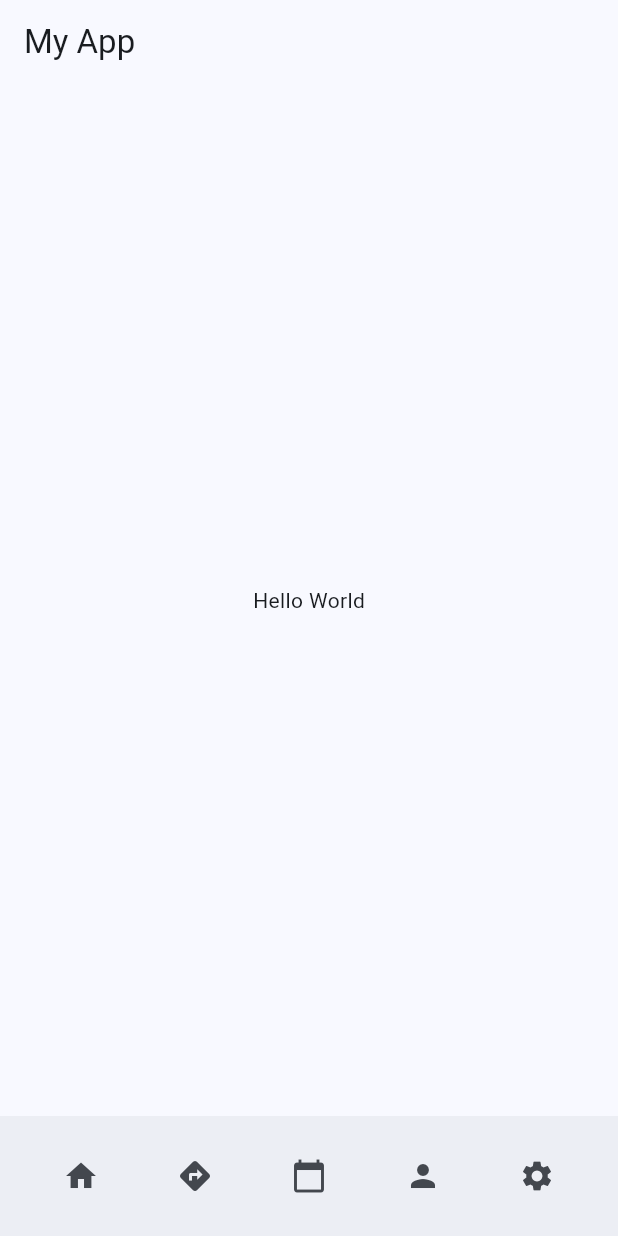
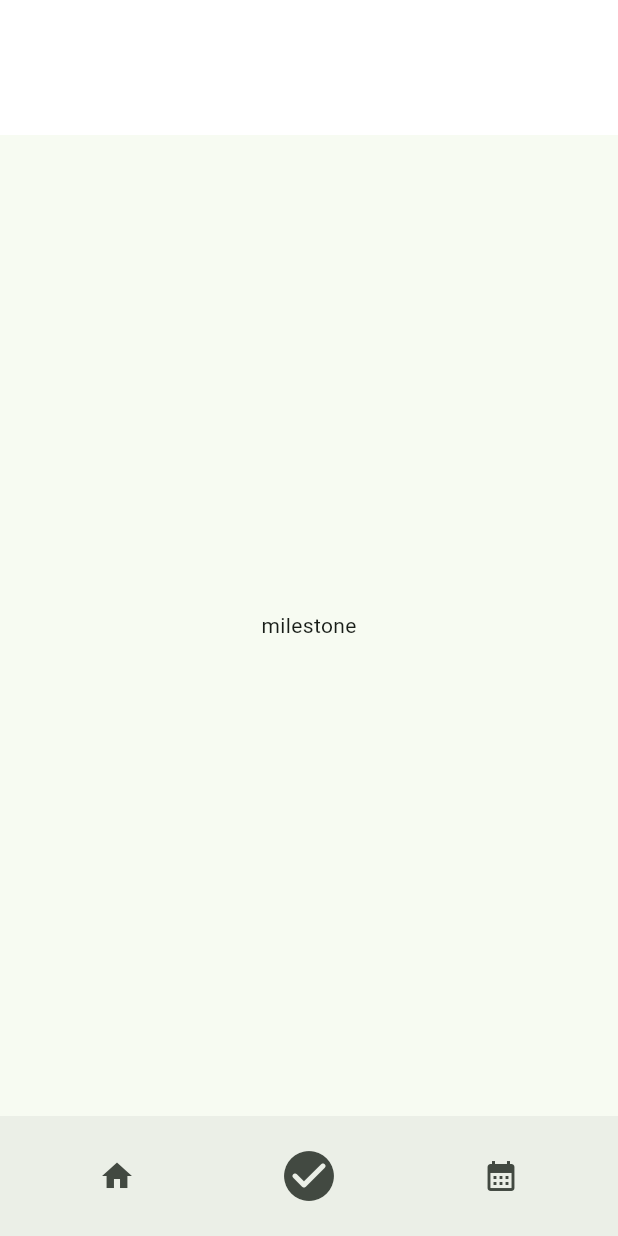
Before and after one commit to takumi-nakagawa-1016/mile_app, a Flutter app: the screen it shows after launch, on a phone screen of 412 x 824 dp. Run offline on Flutter 3.47's test engine with Material 2 defaults, Android fonts, the phone set to English and light mode, and no system bars; our stand-ins replace flutter_riverpod, hooks_riverpod, table_calendar.

Commit message:
add:route and calender

```diff
--- a/lib/main.dart
+++ b/lib/main.dart
@@ -1,21 +1,13 @@
-// Copyright (c) 2018, the Dart project authors.  Please see the AUTHORS file
-// for details. All rights reserved. Use of this source code is governed by a
-// BSD-style license that can be found in the LICENSE file.
-
 import 'package:flutter/material.dart';
 import 'package:flutter_riverpod/flutter_riverpod.dart';
-
-// This is a reimplementation of the default Flutter application
-// using riverpod.
+import 'package:helloworld/widget/page/callender_page.dart';
+import 'package:helloworld/widget/page/home_page.dart';
+import 'package:helloworld/widget/page/milestone_page.dart';
 void main() {
   runApp(
-    // Adding ProviderScope enables Riverpod for the entire project
     const ProviderScope(child: MyApp()),
   );
 }
-
-/// Providers are declared globally and specify how to create a state
-final counterProvider = StateProvider((ref) => "");
 
 class MyApp extends StatelessWidget {
   const MyApp({Key? key}) : super(key: key);
@@ -24,64 +16,15 @@ class MyApp extends StatelessWidget {
   Widget build(BuildContext context) {
     return MaterialApp(
       theme: ThemeData(
-        colorSchemeSeed: Colors.blue,
+        colorSchemeSeed: Colors.green[200],
         useMaterial3: true,
       ),
-      home: const MyHomePage(),
+      initialRoute: '/',
+      routes: {
+        '/': (context) => MilestonePage(),
+        '/home': (context) => HomePage(),
+        '/calender': (context) => CalenderPage()
+      },
     );
   }
 }
-
-class MyHomePage extends ConsumerWidget {
-  const MyHomePage({Key? key}) : super(key: key);
-
-  @override
-  Widget build(BuildContext context, WidgetRef ref) {
-    return Scaffold(
-      appBar: AppBar(
-        title: Text('My App'),
-      ),
-      body: Center(
-        child: Text('Hello World'),
-      ),
-      bottomNavigationBar: BottomAppBar(
-        shape: CircularNotchedRectangle(), // フッターの中央がくりぬかれた形状にする
-        child: Row(
-          mainAxisAlignment: MainAxisAlignment.spaceAround,
-          children: [
-            IconButton(
-              icon: Icon(Icons.home),
-              onPressed: () {
-                // ホームアイコンがタップされた時の処理
-              },
-            ),
-            IconButton(
-              icon: Icon(Icons.directions),
-              onPressed: () {
-                // 道アイコンがタップされた時の処理
-              },
-            ),
-            IconButton(
-              icon: Icon(Icons.calendar_today),
-              onPressed: () {
-                // カレンダーアイコンがタップされた時の処理
-              },
-            ),
-            IconButton(
-              icon: Icon(Icons.person),
-              onPressed: () {
-                // ユーザーアイコンがタップされた時の処理
-              },
-            ),
-            IconButton(
-              icon: Icon(Icons.settings),
-              onPressed: () {
-                // 設定アイコンがタップされた時の処理
-              },
-            ),
-          ],
-        ),
-      ),
-    );
-  }
-}
--- /dev/null
+++ b/lib/widget/component/common/footer.dart
@@ -0,0 +1,38 @@
+import 'package:flutter/cupertino.dart';
+import 'package:flutter/material.dart';
+import 'package:helloworld/const/roote_path.dart';
+import 'package:helloworld/utility/route_util.dart';
+
+PreferredSize customFooter(context) {
+  return PreferredSize(
+      preferredSize: Size(100, 100),
+      child: BottomAppBar(
+        elevation: 8, // 影の強度を設定します
+        child: Row(
+          mainAxisAlignment: MainAxisAlignment.spaceAround,
+          children: [
+            IconButton(
+              onPressed: () {
+                navigateToRoute(context, RoutePath.home);
+              },
+              icon: Icon(Icons.home),
+            ),
+            IconButton(
+              onPressed: () {
+                navigateToRoute(context, RoutePath.milestone);
+              },
+              icon: Icon(
+                Icons.check_circle_rounded,
+                size: 40,
+              ),
+            ),
+            IconButton(
+              onPressed: () {
+                navigateToRoute(context, RoutePath.calender);
+              },
+              icon: Icon(Icons.calendar_month),
+            ),
+          ],
+        ),
+      ));
+}
--- /dev/null
+++ b/lib/widget/component/common/header.dart
@@ -0,0 +1,12 @@
+import 'package:flutter/cupertino.dart';
+import 'package:flutter/material.dart';
+
+PreferredSize customAppbar(){
+  return PreferredSize(
+      preferredSize: const Size(100,100),
+      child: Container(
+        height: 90,
+        color: Colors.white,
+      )
+  );
+}
--- /dev/null
+++ b/lib/widget/page/milestone_page.dart
@@ -0,0 +1,23 @@
+import 'package:flutter/cupertino.dart';
+import 'package:flutter/material.dart';
+import 'package:helloworld/widget/component/common/footer.dart';
+import 'package:hooks_riverpod/hooks_riverpod.dart';
+
+import '../component/common/header.dart';
+
+class MilestonePage extends HookConsumerWidget {
+  @override
+  Widget build(BuildContext context, WidgetRef ref) {
+    return _milestonePage(context, ref);
+  }
+
+  Widget _milestonePage(BuildContext context, WidgetRef ref) {
+    return Scaffold(
+      appBar: customAppbar(),
+      body: Center(
+        child: Text('milestone'),
+      ),
+      bottomNavigationBar: customFooter(context)
+    );
+  }
+}
--- a/pubspec.yaml
+++ b/pubspec.yaml
@@ -36,6 +36,8 @@ dependencies:
   # Use with the CupertinoIcons class for iOS style icons.
   cupertino_icons: ^1.0.2
   flutter_riverpod: ^2.3.6
+  hooks_riverpod: ^2.1.1
+  table_calendar: ^3.0.3
 
 dev_dependencies:
   flutter_test:
```
Also changed, not shown: lib/const/roote_path.dart (added, +20 -0 lines), lib/utility/calender_util.dart (added, +52 -0 lines), lib/utility/route_util.dart (added, +7 -0 lines), lib/widget/component/calender/basic_calender.dart (added, +60 -0 lines), lib/widget/page/callender_page.dart (added, +24 -0 lines), lib/widget/page/home_page.dart (added, +23 -0 lines), pubspec.lock.
